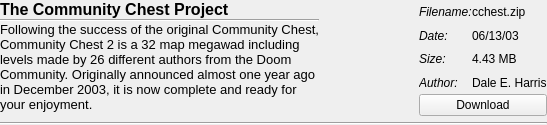
The window that src/main/resources/base/template/search_result_item.ui (karlpet/WadLauncher) describes before a commit, drawn with Qt 5.
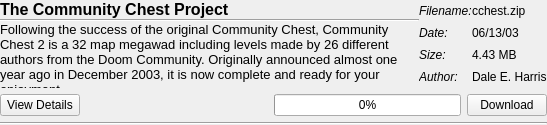
The same window after the commit.

Commit message: From search, you are now able to visit a detailed view of the wad.

```diff
--- a/src/main/resources/base/template/search_result_item.ui
+++ b/src/main/resources/base/template/search_result_item.ui
@@ -73,7 +73,7 @@
         <item>
          <widget class="QLabel" name="search_result_title">
           <property name="sizePolicy">
-           <sizepolicy hsizetype="Preferred" vsizetype="Fixed">
+           <sizepolicy hsizetype="Expanding" vsizetype="Fixed">
             <horstretch>0</horstretch>
             <verstretch>0</verstretch>
            </sizepolicy>
@@ -95,6 +95,12 @@
         </item>
         <item>
          <widget class="Line" name="line">
+          <property name="sizePolicy">
+           <sizepolicy hsizetype="Expanding" vsizetype="Fixed">
+            <horstretch>0</horstretch>
+            <verstretch>0</verstretch>
+           </sizepolicy>
+          </property>
           <property name="orientation">
            <enum>Qt::Horizontal</enum>
           </property>
@@ -120,7 +126,7 @@
            <string>Following the success of the original Community Chest, Community Chest 2 is a 32 map megawad including levels made by 26 different authors from the Doom Community. Originally announced almost one year ago in December 2003, it is now complete and ready for your enjoyment.</string>
           </property>
           <property name="textFormat">
-           <enum>Qt::AutoText</enum>
+           <enum>Qt::RichText</enum>
           </property>
           <property name="scaledContents">
            <bool>false</bool>
@@ -141,52 +147,11 @@
         </item>
        </layout>
       </item>
-      <item>
-       <spacer name="horizontalSpacer">
-        <property name="orientation">
-         <enum>Qt::Horizontal</enum>
-        </property>
-        <property name="sizeHint" stdset="0">
-         <size>
-          <width>40</width>
-          <height>20</height>
-         </size>
-        </property>
-       </spacer>
-      </item>
       <item>
        <layout class="QGridLayout" name="gridLayout">
         <property name="sizeConstraint">
          <enum>QLayout::SetFixedSize</enum>
         </property>
-        <item row="0" column="0">
-         <widget class="QLabel" name="label_2">
-          <property name="font">
-           <font>
-            <pointsize>9</pointsize>
-            <italic>true</italic>
-           </font>
-          </property>
-          <property name="text">
-           <string>Filename:</string>
-          </property>
-         </widget>
-        </item>
-        <item row="3" column="1">
-         <widget class="QLabel" name="search_result_author">
-          <property name="font">
-           <font>
-            <pointsize>9</pointsize>
-           </font>
-          </property>
-          <property name="text">
-           <string>Dale E. Harris</string>
-          </property>
-          <property name="wordWrap">
-           <bool>true</bool>
-          </property>
-         </widget>
-        </item>
         <item row="2" column="1">
          <widget class="QLabel" name="search_result_size">
           <property name="font">
@@ -199,6 +164,46 @@
           </property>
          </widget>
         </item>
+        <item row="3" column="1">
+         <widget class="QLabel" name="search_result_author">
+          <property name="font">
+           <font>
+            <pointsize>9</pointsize>
+           </font>
+          </property>
+          <property name="text">
+           <string>Dale E. Harris</string>
+          </property>
+          <property name="wordWrap">
+           <bool>false</bool>
+          </property>
+         </widget>
+        </item>
+        <item row="0" column="1">
+         <widget class="QLabel" name="search_result_filename">
+          <property name="font">
+           <font>
+            <pointsize>9</pointsize>
+           </font>
+          </property>
+          <property name="text">
+           <string>cchest.zip</string>
+          </property>
+         </widget>
+        </item>
+        <item row="0" column="0">
+         <widget class="QLabel" name="label_2">
+          <property name="font">
+           <font>
+            <pointsize>9</pointsize>
+            <italic>true</italic>
+           </font>
+          </property>
+          <property name="text">
+           <string>Filename:</string>
+          </property>
+         </widget>
+        </item>
         <item row="3" column="0">
          <widget class="QLabel" name="label_8">
           <property name="font">
@@ -250,30 +255,58 @@
           </property>
          </widget>
         </item>
-        <item row="0" column="1">
-         <widget class="QLabel" name="search_result_filename">
-          <property name="font">
-           <font>
-            <pointsize>9</pointsize>
-           </font>
-          </property>
-          <property name="text">
-           <string>cchest.zip</string>
-          </property>
-         </widget>
-        </item>
-        <item row="4" column="0" colspan="2">
-         <widget class="QPushButton" name="search_result_download">
-          <property name="text">
-           <string>Download</string>
-          </property>
-         </widget>
-        </item>
        </layout>
       </item>
      </layout>
     </widget>
    </item>
+   <item>
+    <layout class="QHBoxLayout" name="horizontalLayout">
+     <property name="bottomMargin">
+      <number>0</number>
+     </property>
+     <item>
+      <widget class="QPushButton" name="search_result_details">
+       <property name="text">
+        <string>View Details</string>
+       </property>
+      </widget>
+     </item>
+     <item>
+      <spacer name="horizontalSpacer_2">
+       <property name="orientation">
+        <enum>Qt::Horizontal</enum>
+       </property>
+       <property name="sizeHint" stdset="0">
+        <size>
+         <width>40</width>
+         <height>20</height>
+        </size>
+       </property>
+      </spacer>
+     </item>
+     <item>
+      <widget class="QProgressBar" name="search_result_progress">
+       <property name="enabled">
+        <bool>true</bool>
+       </property>
+       <property name="value">
+        <number>0</number>
+       </property>
+       <property name="textVisible">
+        <bool>true</bool>
+       </property>
+      </widget>
+     </item>
+     <item>
+      <widget class="QPushButton" name="search_result_download">
+       <property name="text">
+        <string>Download</string>
+       </property>
+      </widget>
+     </item>
+    </layout>
+   </item>
    <item>
     <widget class="Line" name="line_2">
      <property name="orientation">
```
The commit also changes 10 other files.
